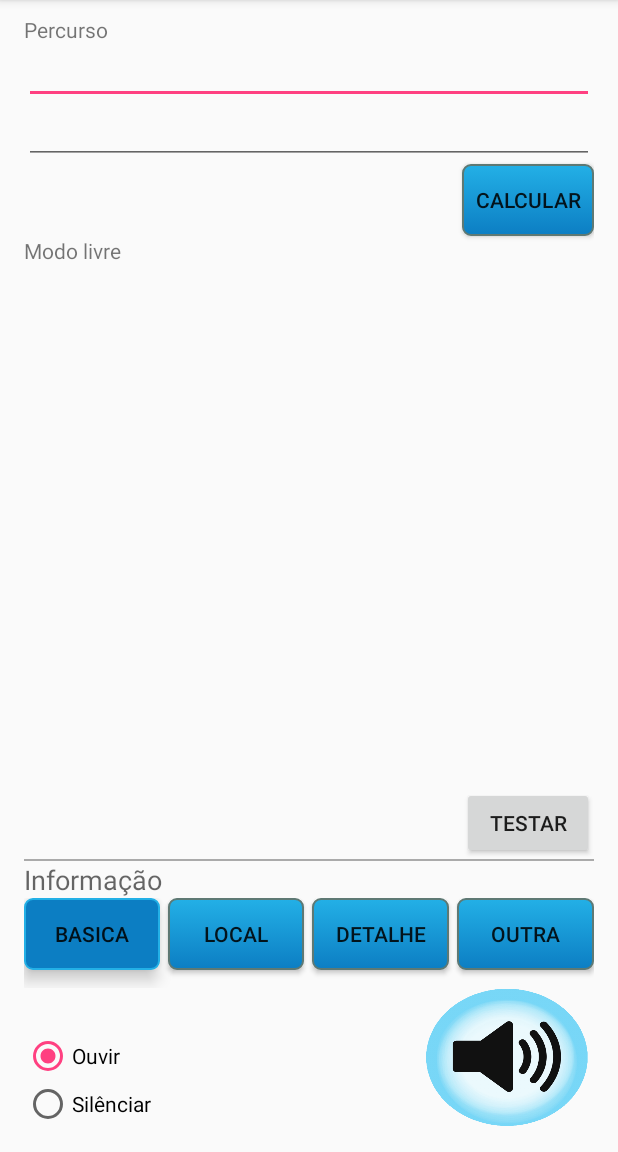
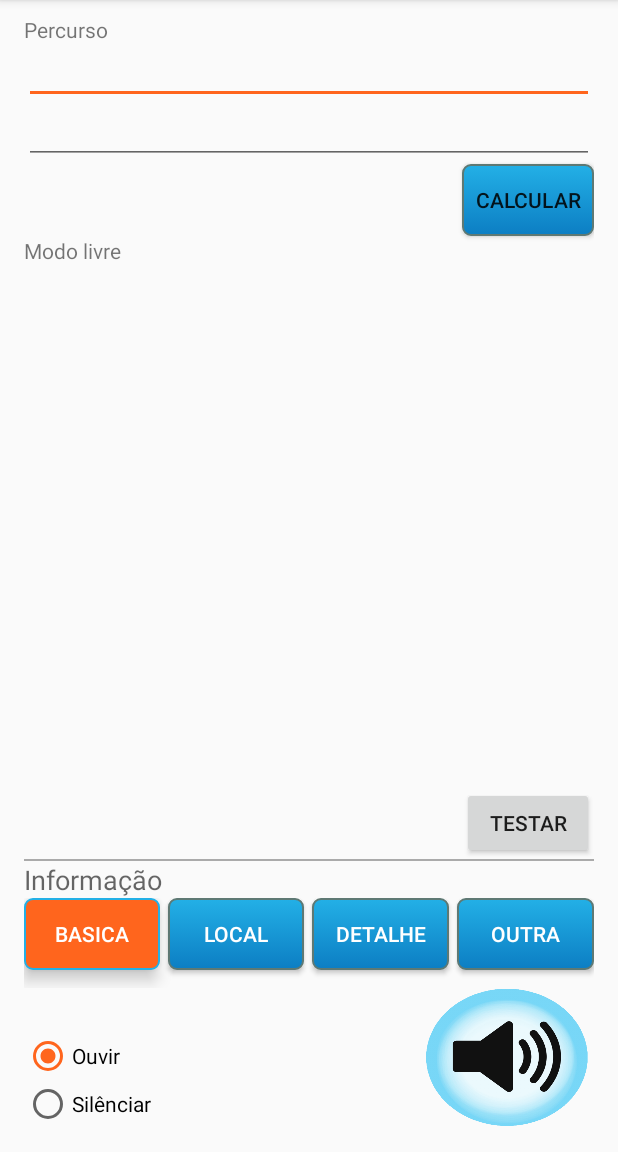
Before and after one commit to AnaisDias/LDSO_CityFeels, an Android app: the screen it shows after launch (FreeModeActivity), on a phone screen of 412 x 824 dp, the part 84-1236 px from its top. Run offline under Robolectric (Android 15) with nearby library versions, the phone set to English and light mode, and no system bars; network calls fail.

Commit message:
button colors

```diff
--- a/CityFeels/app/src/main/java/com/example/ana/cityfeels/activities/RouteActivity.java
+++ b/CityFeels/app/src/main/java/com/example/ana/cityfeels/activities/RouteActivity.java
@@ -113,7 +113,7 @@ public class RouteActivity extends AppCompatActivity implements OnMapReadyCallba
     @Override
     public boolean onOptionsItemSelected(MenuItem item) {
         // Handle action bar item clicks here. The action bar will
-        // automatically handle clicks on the Home/Up buttonprincipal, so long
+        // automatically handle clicks on the Home/Up primaryButton, so long
         // as you specify a parent activity in AndroidManifest.xml.
         int id = item.getItemId();
 
--- a/CityFeels/app/src/main/res/drawable/buttonprincipal.xml
+++ b/CityFeels/app/src/main/res/drawable/primarybutton.xml
@@ -4,7 +4,7 @@
         <shape android:shape="rectangle"  >
             <corners android:radius="5dip" />
             <stroke android:width="1dip" android:color="@color/colorPrimary" />
-            <gradient android:angle="-90" android:startColor="@color/colorPrimaryDark" android:endColor="@color/colorPrimaryDark"  />
+            <gradient android:angle="-90" android:startColor="@color/colorAccent" android:endColor="@color/colorAccent"  />
         </shape>
     </item>
 
--- a/CityFeels/app/src/main/res/layout/content_free_mode.xml
+++ b/CityFeels/app/src/main/res/layout/content_free_mode.xml
@@ -35,7 +35,7 @@
         android:layout_height="wrap_content"
         android:text="Calcular"
         android:id="@+id/calcularButton"
-        android:background="@drawable/buttonprincipal"
+        android:background="@drawable/primarybutton"
         android:layout_gravity="right"
         android:layout_row="2"
         android:layout_column="0"
--- a/CityFeels/app/src/main/res/layout/fragment_menu.xml
+++ b/CityFeels/app/src/main/res/layout/fragment_menu.xml
@@ -32,8 +32,9 @@
             android:layout_height="wrap_content"
             android:layout_marginRight="5dp"
             android:text="BASICA"
+            android:textColor="@color/colorWhite"
             android:id="@+id/basicButton"
-            android:background="@drawable/buttonprincipal" />
+            android:background="@drawable/primarybutton" />
 
         <Button
             android:layout_weight="1"
@@ -41,8 +42,9 @@
             android:layout_height="wrap_content"
             android:layout_marginRight="5dp"
             android:text="LOCAL"
+            android:textColor="@color/colorWhite"
             android:id="@+id/localButton"
-            android:background="@drawable/buttonprincipal" />
+            android:background="@drawable/primarybutton" />
 
         <Button
             android:layout_weight="1"
@@ -50,16 +52,18 @@
             android:layout_height="wrap_content"
             android:layout_marginRight="5dp"
             android:text="DETALHE"
+            android:textColor="@color/colorWhite"
             android:id="@+id/detailedButton"
-            android:background="@drawable/buttonprincipal" />
+            android:background="@drawable/primarybutton" />
 
         <Button
             android:layout_weight="1"
             android:layout_width="0dp"
             android:layout_height="wrap_content"
             android:text="OUTRA"
+            android:textColor="@color/colorWhite"
             android:id="@+id/anotherButton"
-            android:background="@drawable/buttonprincipal" />
+            android:background="@drawable/primarybutton" />
     </LinearLayout>
 
     <RadioGroup
--- a/CityFeels/app/src/main/res/values/colors.xml
+++ b/CityFeels/app/src/main/res/values/colors.xml
@@ -2,7 +2,8 @@
 <resources>
     <color name="colorPrimary">#23B0E6</color>
     <color name="colorPrimaryDark">#0c7ec3</color>
-    <color name="colorAccent">#FF4081</color>
+    <color name="colorAccent">#ff651d</color>
     <color name="colorBackground">#A5D8EC</color>
-    <color name="colorFont">#02384D</color>
+    <color name="colorWhite">#ffffff</color>
+    <color name="colorBlack">#000000</color>
 </resources>
```
Also changed, not shown: 1 other file.
